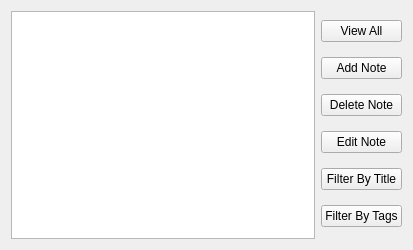
Old version of the form NoteKeeperWithGUI/NoteKeeperWithGUI.ui in the repository AHB99/note-keeper-with-gui.
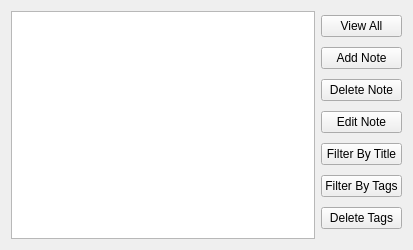
New version of the form.

Commit message: Added tag deletion functionality

```diff
--- a/NoteKeeperWithGUI/NoteKeeperWithGUI.ui
+++ b/NoteKeeperWithGUI/NoteKeeperWithGUI.ui
@@ -63,6 +63,13 @@
          </property>
         </widget>
        </item>
+       <item>
+        <widget class="QPushButton" name="deleteTagsButton">
+         <property name="text">
+          <string>Delete Tags</string>
+         </property>
+        </widget>
+       </item>
       </layout>
      </item>
     </layout>
```
The commit also changes 2 other files.
